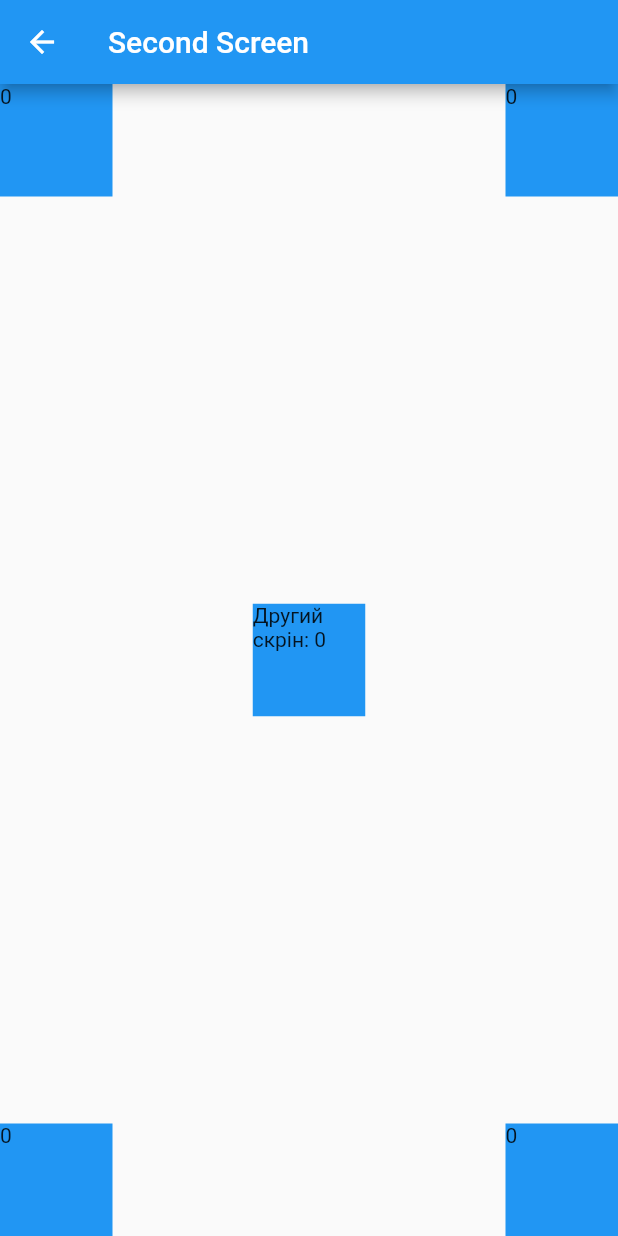
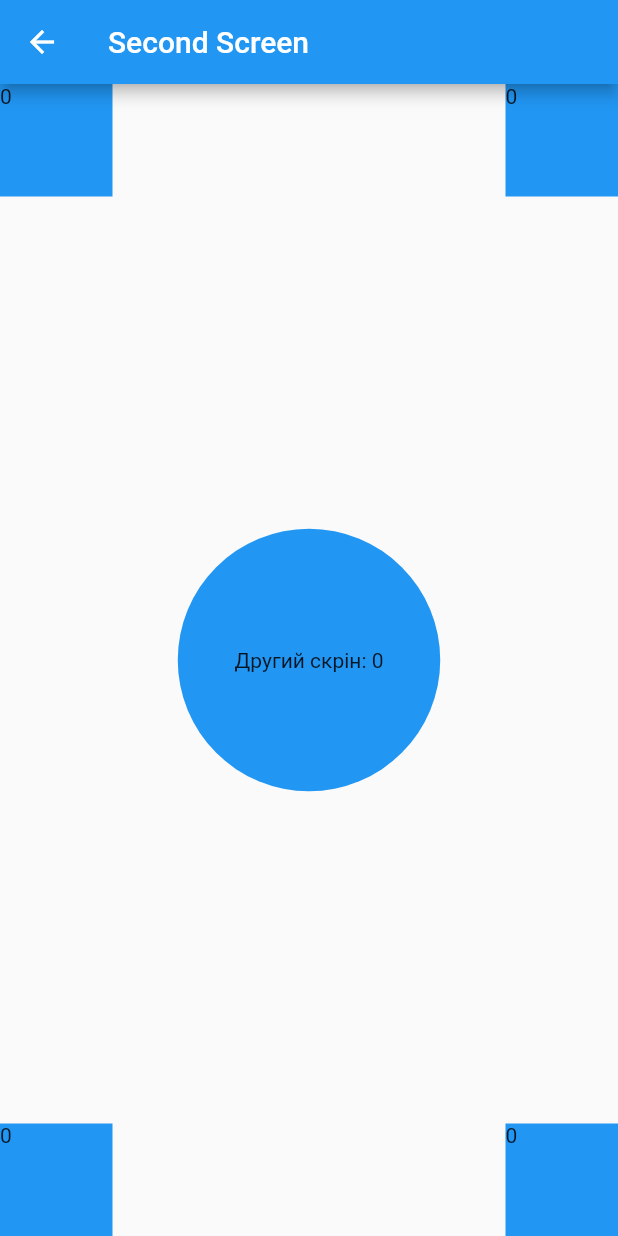
Before and after one commit to Denys-Doskochynskiy/ekzamen_flutter, a Flutter app: the screen it shows after launch, after a tap on an icon or button, on a phone screen of 412 x 824 dp. Run offline on Flutter 3.47's test engine with Material 2 defaults, Android fonts, the phone set to English and light mode, and no system bars.

Commit message:
Some update

```diff
--- a/lib/data/data.dart
+++ b/lib/data/data.dart
@@ -7,7 +7,7 @@ class CounterData {
   bool leftDownActive;
   bool rightUpActive;
   bool rightDownActive;
-
+  int totalCount;
   int oldCount;
 
   CounterData({
@@ -15,6 +15,7 @@ class CounterData {
     this.leftDown = 0,
     this.rightUp = 0,
     this.rightDown = 0,
+    this.totalCount = 0,
     this.oldCount = 0,
     this.leftUpActive = false,
     this.leftDownActive = false,
@@ -24,4 +25,4 @@ class CounterData {
 }
 
 CounterData data =
-    CounterData(leftUp: 0, leftDown: 0, rightDown: 0, rightUp: 0,oldCount: 0);
+    CounterData(leftUp: 0, leftDown: 0, rightDown: 0, rightUp: 0,totalCount: 0,oldCount: 0);
--- a/lib/first_screen.dart
+++ b/lib/first_screen.dart
@@ -54,11 +54,18 @@ class _FirsScreenState extends State<FirsScreen> {
                         );
                       },
                       child: Container(
-                          color: Colors.blue,
-                          width: 75,
-                          height: 75,
-                          child: Text(
-                              "Перший скрін: " + data.oldCount.toString()))),
+                          decoration: BoxDecoration(
+                            color: Colors.blue,
+                            borderRadius: const BorderRadius.all(Radius.circular(1000)),
+                          ),
+
+                          width: 175,
+                          height: 175,
+                          child: Align(
+                            alignment:Alignment.center,
+                            child: Text(
+                                "Перший скрін: " + data.oldCount.toString()),
+                          ))),
                 ],
               ),
               Row(
@@ -90,6 +97,10 @@ class _FirsScreenState extends State<FirsScreen> {
   firstCount() {
 
     setState(() {
+data.totalCount+=1;
+if(data.totalCount==4){
+  data.leftUpActive=true;
+}
 
       data.leftUp++;
       data.oldCount +=1;
@@ -97,6 +108,11 @@ class _FirsScreenState extends State<FirsScreen> {
   }
 
   secondCount() {
+    data.totalCount+=1;
+    if(data.totalCount==4){
+      data.rightUpActive=true;
+    }
+
     setState(() {
       data.rightUp++;
       data.oldCount +=1;
@@ -104,6 +120,11 @@ class _FirsScreenState extends State<FirsScreen> {
   }
 
   threeCount() {
+    data.totalCount+=1;
+    if(data.totalCount==4){
+      data.leftDownActive=true;
+    }
+
     setState(() {
       data.leftDown++;
       data.oldCount += 1 ;
@@ -111,6 +132,11 @@ class _FirsScreenState extends State<FirsScreen> {
   }
 
   fourCount() {
+    data.totalCount+=1;
+    if(data.totalCount==4){
+      data.rightDownActive=true;
+    }
+
     setState(() {
       data.rightDown++;
       data.oldCount +=1 ;
--- a/lib/second_screen.dart
+++ b/lib/second_screen.dart
@@ -44,13 +44,20 @@ class _SecondScreenState extends State<SecondScreen> {
                   mainAxisAlignment: MainAxisAlignment.center,
                   children: [
                     InkWell(
-                      onTap: saveOption,
+                        onTap: saveOption,
                         child: Container(
-                            color: Colors.blue,
-                            width: 75,
-                            height: 75,
-                            child: Text(
-                                "Другий скрін: " + data.oldCount.toString()))),
+                            decoration: BoxDecoration(
+                              color: Colors.blue,
+                              borderRadius:
+                                  const BorderRadius.all(Radius.circular(1000)),
+                            ),
+                            width: 175,
+                            height: 175,
+                            child: Align(
+                              alignment: Alignment.center,
+                              child: Text(
+                                  "Другий скрін: " + data.oldCount.toString()),
+                            ))),
                   ],
                 ),
                 Row(
@@ -75,13 +82,13 @@ class _SecondScreenState extends State<SecondScreen> {
       ),
     );
   }
-  saveOption(){
+
+  saveOption() {
     setState(() {
-      data.leftDown=0;
-      data.leftUp=0;
-      data.rightUp=0;
-      data.rightDown=0;
-
+      data.leftDown = 0;
+      data.leftUp = 0;
+      data.rightUp = 0;
+      data.rightDown = 0;
     });
   }
 }
```
